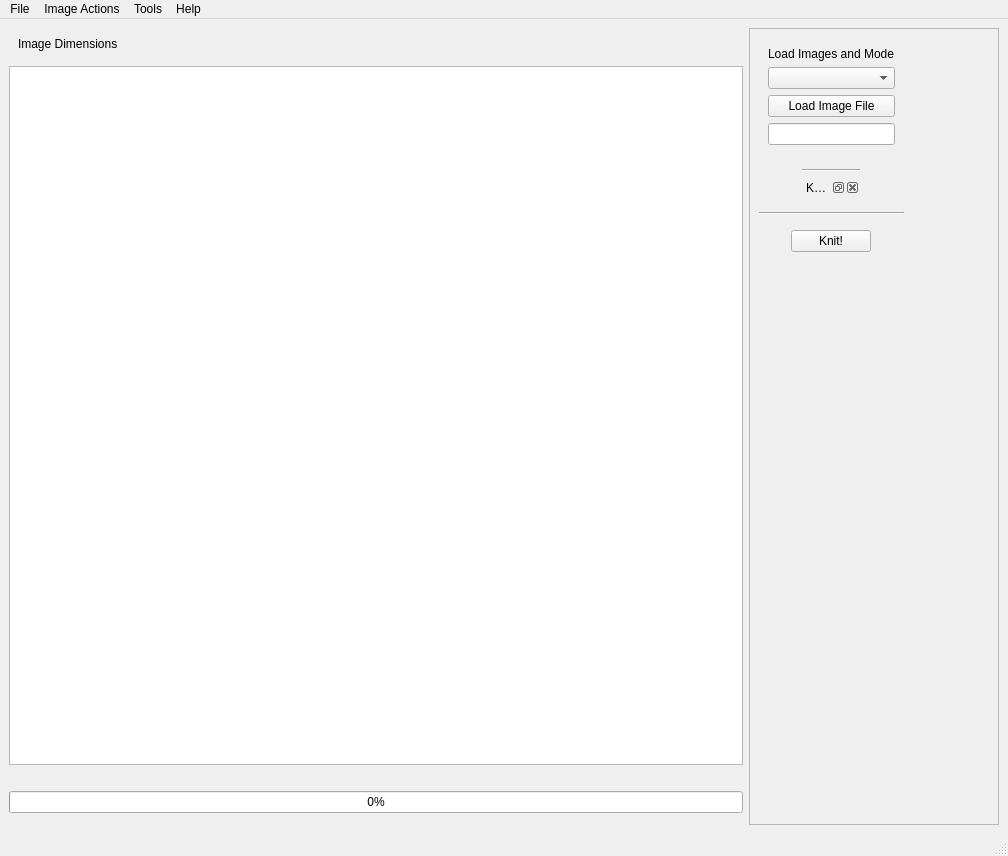
Above: software/python/ayab/ayab_gui.ui from AllYarnsAreBeautiful/ayab-desktop before the change. Below: the same form after it.
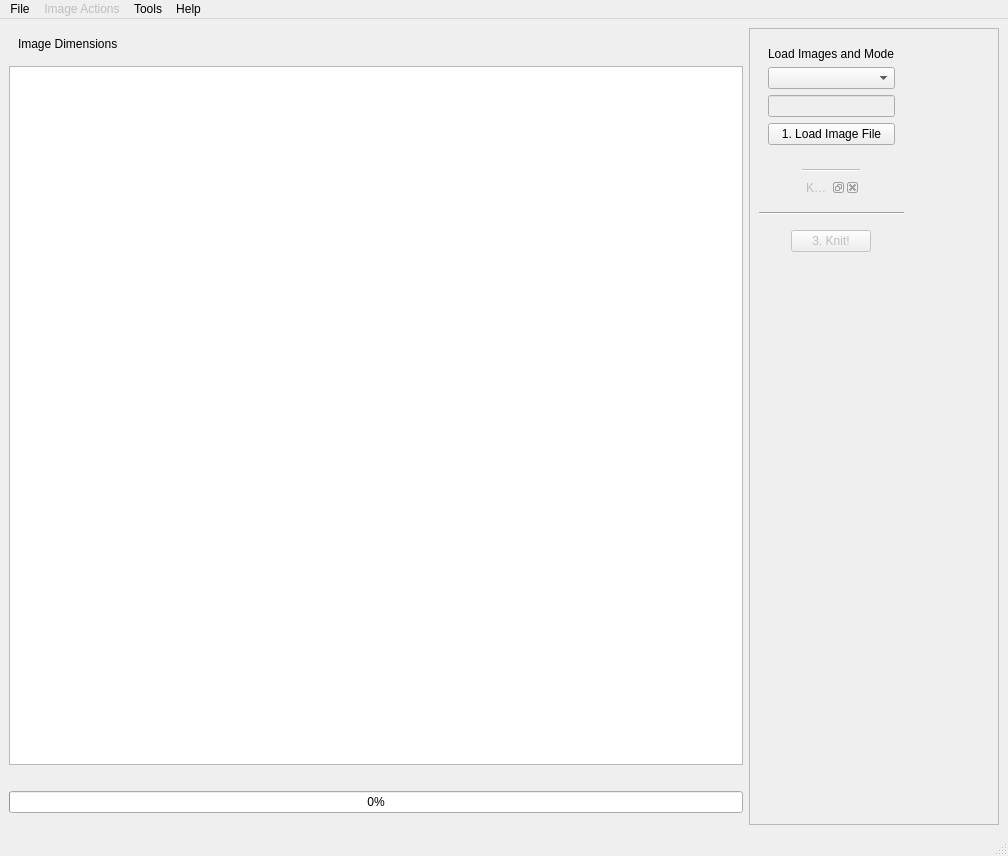
That is the form after the change.

Commit message: disabled UI elements if not needed in current state

Patch:
```diff
--- a/software/python/ayab/ayab_gui.ui
+++ b/software/python/ayab/ayab_gui.ui
@@ -97,25 +97,31 @@
            <item>
             <widget class="QComboBox" name="module_dropdown"/>
            </item>
-           <item>
-            <widget class="QPushButton" name="load_file_button">
-             <property name="text">
-              <string>Load Image File</string>
-             </property>
-            </widget>
-           </item>
            <item>
             <widget class="QLineEdit" name="filename_lineedit">
+             <property name="enabled">
+              <bool>false</bool>
+             </property>
              <property name="text">
               <string notr="true"/>
              </property>
             </widget>
            </item>
+           <item>
+            <widget class="QPushButton" name="load_file_button">
+             <property name="text">
+              <string>1. Load Image File</string>
+             </property>
+            </widget>
+           </item>
           </layout>
          </widget>
         </item>
         <item alignment="Qt::AlignHCenter">
-         <widget class="QWidget" name="widget_2" native="true">
+         <widget class="QWidget" name="widget_optionsdock" native="true">
+          <property name="enabled">
+           <bool>false</bool>
+          </property>
           <layout class="QVBoxLayout" name="verticalLayout_2">
            <property name="sizeConstraint">
             <enum>QLayout::SetMaximumSize</enum>
@@ -154,7 +160,10 @@
          </widget>
         </item>
         <item alignment="Qt::AlignHCenter">
-         <widget class="QWidget" name="widget_3" native="true">
+         <widget class="QWidget" name="widget_knitcontrol" native="true">
+          <property name="enabled">
+           <bool>false</bool>
+          </property>
           <layout class="QVBoxLayout" name="verticalLayout_3">
            <property name="sizeConstraint">
             <enum>QLayout::SetMaximumSize</enum>
@@ -162,7 +171,7 @@
            <item>
             <widget class="QPushButton" name="knit_button">
              <property name="text">
-              <string>Knit!</string>
+              <string>3. Knit!</string>
              </property>
             </widget>
            </item>
@@ -247,6 +256,9 @@
     <addaction name="actionLoad_AYAB_Firmware"/>
    </widget>
    <widget class="QMenu" name="menuImage_Actions">
+    <property name="enabled">
+     <bool>false</bool>
+    </property>
     <property name="title">
      <string>Image Actions</string>
     </property>
```
Left out of the diff: 4 changed lines with no effect on the pictures. The commit also changes 5 other files.
